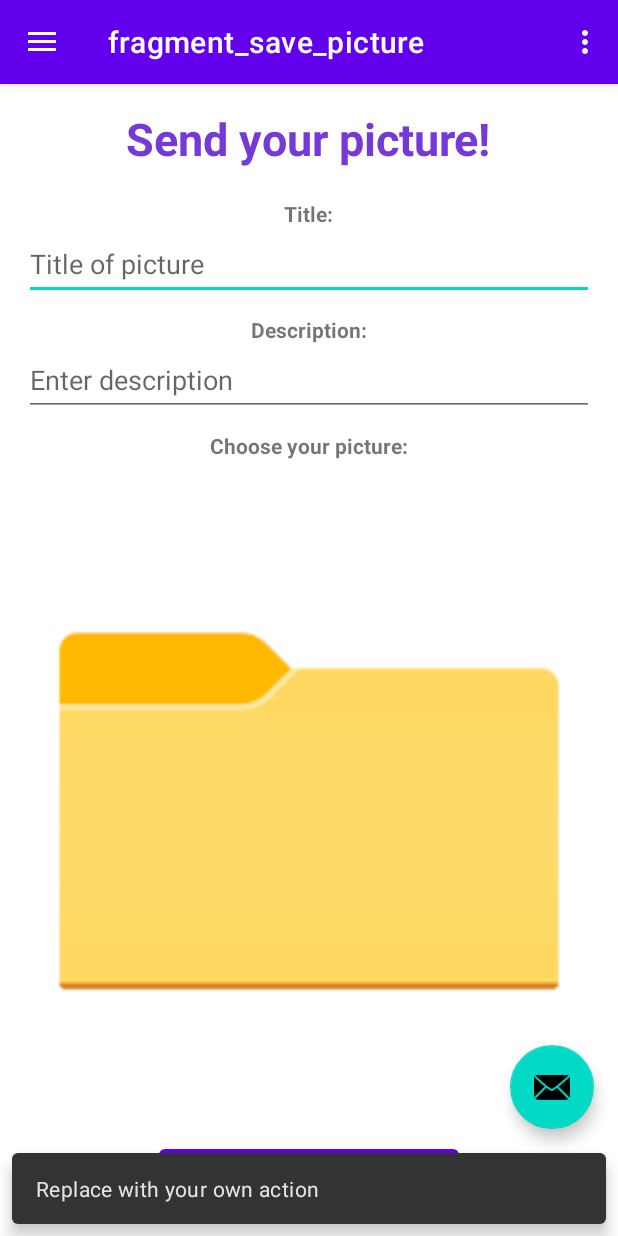
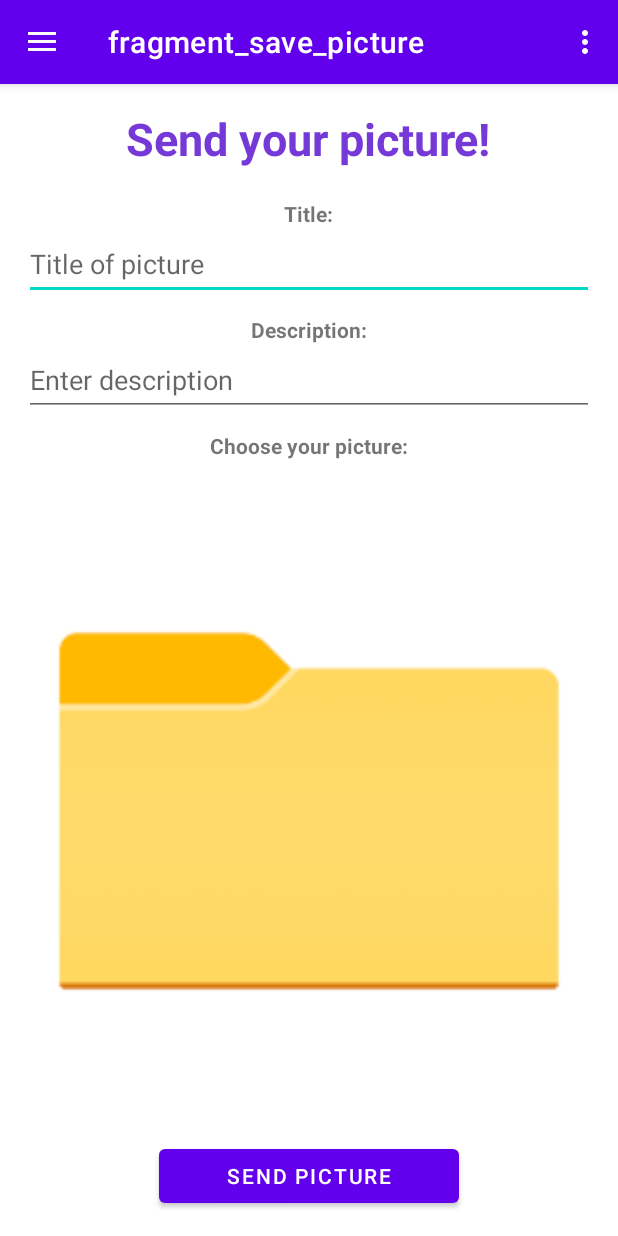
Before and after one commit to mabackma/Base64Application, an Android app: the screen it shows after launch (MainActivity), after a tap on an icon or button, on a phone screen of 412 x 824 dp. Run offline under Robolectric (Android 15) with nearby library versions, the phone set to English and light mode, and no system bars; our stand-ins replace Volley, navigation-ui; pictures from the network do not load; 1 other tap on this screen came first.

```diff
--- a/app/src/main/java/com/example/base64application/MainActivity.kt
+++ b/app/src/main/java/com/example/base64application/MainActivity.kt
@@ -29,10 +29,6 @@ class MainActivity : AppCompatActivity() {
 
         setSupportActionBar(binding.appBarMain.toolbar)
 
-        binding.appBarMain.fab.setOnClickListener { view ->
-            Snackbar.make(view, "Replace with your own action", Snackbar.LENGTH_LONG)
-                .setAction("Action", null).show()
-        }
         val drawerLayout: DrawerLayout = binding.drawerLayout
         val navView: NavigationView = binding.navView
         val navController = findNavController(R.id.nav_host_fragment_content_main)
--- a/app/src/main/java/com/example/base64application/SavePictureFragment.kt
+++ b/app/src/main/java/com/example/base64application/SavePictureFragment.kt
@@ -151,12 +151,14 @@ class SavePictureFragment : Fragment() {
         queue.add(stringRequest)
     }
 
+    // Valitaan kuva galleriasta.
     private fun selectPictureFromGallery() {
         val intent = Intent(Intent.ACTION_PICK, MediaStore.Images.Media.EXTERNAL_CONTENT_URI)
         intent.type = "image/*"
         startActivityForResult(intent, REQUEST_IMAGE_PICK)
     }
 
+    // Laitetaan valitun kuvan sijainti selectedImageUri muuttujaan ja näytetään kuva imageViewssa.
     override fun onActivityResult(requestCode: Int, resultCode: Int, data: Intent?) {
         super.onActivityResult(requestCode, resultCode, data)
 
@@ -169,7 +171,7 @@ class SavePictureFragment : Fragment() {
         }
     }
 
-    // Function to convert image URI to base64 string
+    // Muuttaa kuvan Base64 muotoon.
     private fun convertImageToBase64(imageUri: Uri): String {
         val inputStream: InputStream? = context?.contentResolver?.openInputStream(imageUri)
         val bytes = inputStream?.readBytes()
--- a/app/src/main/res/layout/app_bar_main.xml
+++ b/app/src/main/res/layout/app_bar_main.xml
@@ -22,13 +22,4 @@
 
     <include layout="@layout/content_main" />
 
-    <com.google.android.material.floatingactionbutton.FloatingActionButton
-        android:id="@+id/fab"
-        android:layout_width="wrap_content"
-        android:layout_height="wrap_content"
-        android:layout_gravity="bottom|end"
-        android:layout_marginEnd="@dimen/fab_margin"
-        android:layout_marginBottom="16dp"
-        app:srcCompat="@android:drawable/ic_dialog_email" />
-
 </androidx.coordinatorlayout.widget.CoordinatorLayout>
```
